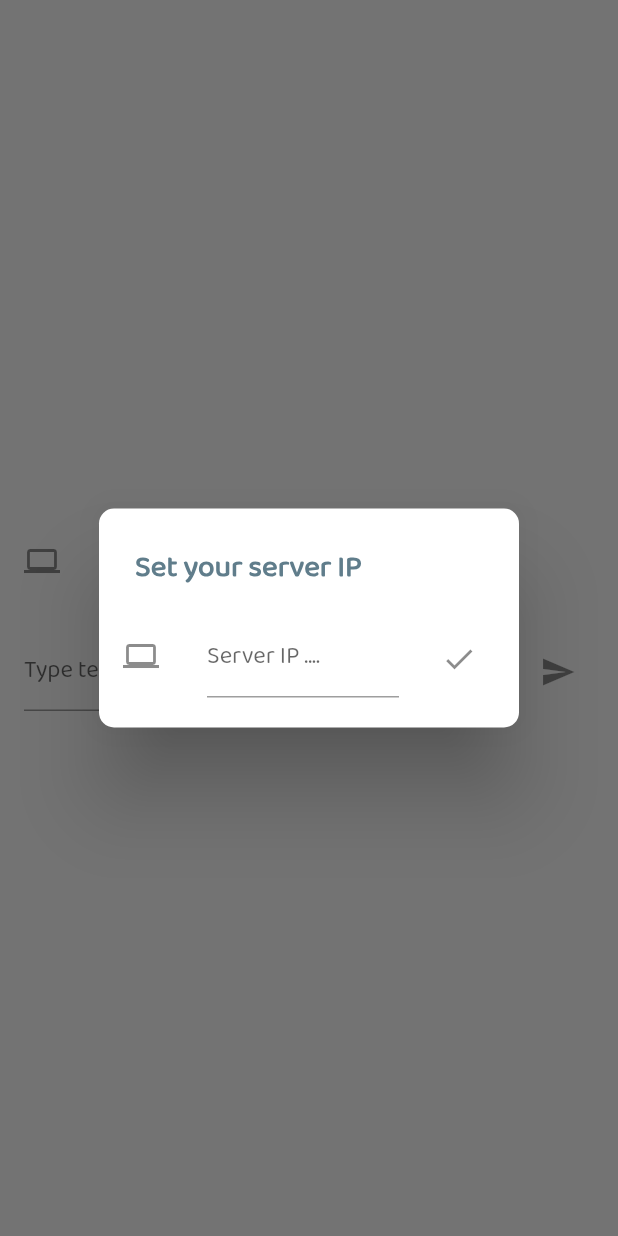
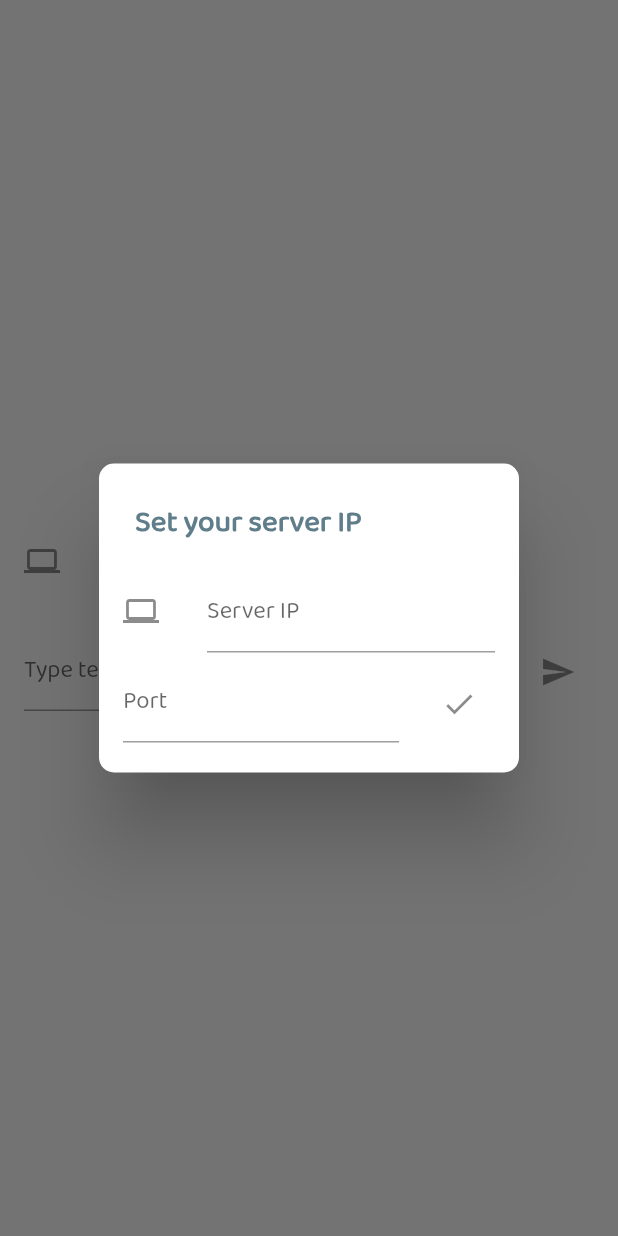
Before and after one commit to richardjoy530/ibis, a Flutter app: the SocketScreen screen opened directly, after a tap on "Connect to a TCP server", on a phone screen of 412 x 824 dp. Run offline on Flutter 3.47's test engine with Material 2 defaults, Android fonts, the light colour scheme and no system bars; our stand-ins replace flare_flutter.

Commit message:
Running Server on App

```diff
--- a/lib/main.dart
+++ b/lib/main.dart
@@ -60,7 +60,7 @@ class _MyAppState extends State<MyApp> {
                     },
                   ),
                   title: Text(
-                    'Ibis Analyser',
+                    'Ibis Sterilyzer',
                     style: TextStyle(
                       fontSize: 24,
                       fontWeight: FontWeight.bold,
@@ -110,17 +110,16 @@ class SocketScreen extends StatefulWidget {
 class _SocketScreenState extends State<SocketScreen> {
   TextEditingController textEditingController;
   TextEditingController ipEditingController;
+  TextEditingController portEditingController;
   bool isConnected = false;
   Socket socket;
-  String serverIP = '192.168.18.5';
+  String serverIP = '192.168.18.10';
+  int port = 4041;
+
   void connect() async {
-    Socket.connect(serverIP, 80).then((sock) {
-      setState(() {
-        isConnected = true;
-      });
-      socket = sock;
-      sock.listen((onData) {
-        print(String.fromCharCodes(onData));
+    ServerSocket.bind(serverIP, port).then((serverSocket) {
+      serverSocket.listen((sock) {
+        socket = sock;
       });
     });
   }
@@ -128,6 +127,7 @@ class _SocketScreenState extends State<SocketScreen> {
   @override
   void initState() {
     textEditingController = TextEditingController();
+    portEditingController = TextEditingController();
     ipEditingController = TextEditingController();
     super.initState();
   }
@@ -137,6 +137,7 @@ class _SocketScreenState extends State<SocketScreen> {
     socket.close();
     textEditingController.dispose();
     ipEditingController.dispose();
+    portEditingController.dispose();
     super.dispose();
   }
 
@@ -201,13 +202,27 @@ class _SocketScreenState extends State<SocketScreen> {
                 keyboardType: TextInputType.number,
                 controller: ipEditingController,
                 decoration: InputDecoration(
-                    hintText: 'Server IP ....',
-                    disabledBorder: InputBorder.none),
+                    hintText: 'Server IP', disabledBorder: InputBorder.none),
+              ),
+//              trailing: IconButton(
+//                  icon: Icon(Icons.check),
+//                  onPressed: () {
+//                    serverIP = ipEditingController.text;
+//                    connect();
+//                    Navigator.pop(context);
+//                  }),
+            ),
+            ListTile(
+              title: TextField(
+                keyboardType: TextInputType.number,
+                controller: portEditingController,
+                decoration: InputDecoration(
+                    hintText: 'Port', disabledBorder: InputBorder.none),
               ),
               trailing: IconButton(
                   icon: Icon(Icons.check),
                   onPressed: () {
-                    serverIP = ipEditingController.text;
+                    port = int.parse(portEditingController.text);
                     connect();
                     Navigator.pop(context);
                   }),
```
Also changed, not shown: 1 other file.
